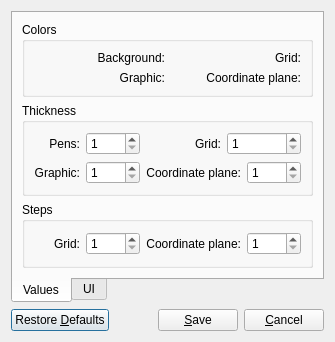
This is SettingsDialog.ui in RussianBruteForce/Qtnp as Qt 5 draws it before an edit. The edited form follows.
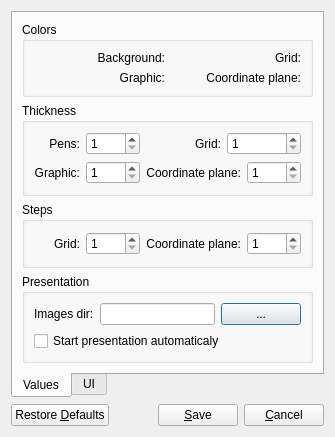
This is the edited form.

Commit message: Presentation support added

Patch:
```diff
--- a/SettingsDialog.ui
+++ b/SettingsDialog.ui
@@ -7,7 +7,7 @@
     <x>0</x>
     <y>0</y>
     <width>333</width>
-    <height>323</height>
+    <height>389</height>
    </rect>
   </property>
   <property name="windowTitle">
@@ -26,7 +26,7 @@
       <attribute name="title">
        <string>Values</string>
       </attribute>
-      <layout class="QVBoxLayout" name="verticalLayout_6">
+      <layout class="QVBoxLayout" name="verticalLayout_8">
        <item>
         <widget class="QGroupBox" name="colors">
          <property name="title">
@@ -270,6 +270,66 @@
          </layout>
         </widget>
        </item>
+       <item>
+        <widget class="QGroupBox" name="presentation">
+         <property name="title">
+          <string>Presentation</string>
+         </property>
+         <layout class="QVBoxLayout" name="verticalLayout_6">
+          <item>
+           <layout class="QHBoxLayout" name="horizontalLayout_8">
+            <item>
+             <widget class="QLabel" name="label_3">
+              <property name="text">
+               <string>Images dir:</string>
+              </property>
+             </widget>
+            </item>
+            <item>
+             <widget class="QLineEdit" name="presentationDir"/>
+            </item>
+            <item>
+             <widget class="QPushButton" name="setPresentationDir">
+              <property name="sizePolicy">
+               <sizepolicy hsizetype="Fixed" vsizetype="Fixed">
+                <horstretch>0</horstretch>
+                <verstretch>0</verstretch>
+               </sizepolicy>
+              </property>
+              <property name="baseSize">
+               <size>
+                <width>27</width>
+                <height>27</height>
+               </size>
+              </property>
+              <property name="font">
+               <font>
+                <kerning>true</kerning>
+               </font>
+              </property>
+              <property name="cursor">
+               <cursorShape>ArrowCursor</cursorShape>
+              </property>
+              <property name="text">
+               <string>...</string>
+              </property>
+              <property name="flat">
+               <bool>false</bool>
+              </property>
+             </widget>
+            </item>
+           </layout>
+          </item>
+          <item>
+           <widget class="QCheckBox" name="autoPresentation">
+            <property name="text">
+             <string>Start presentation automaticaly</string>
+            </property>
+           </widget>
+          </item>
+         </layout>
+        </widget>
+       </item>
       </layout>
      </widget>
      <widget class="QWidget" name="ui">
```
The commit also changes 7 other files.
